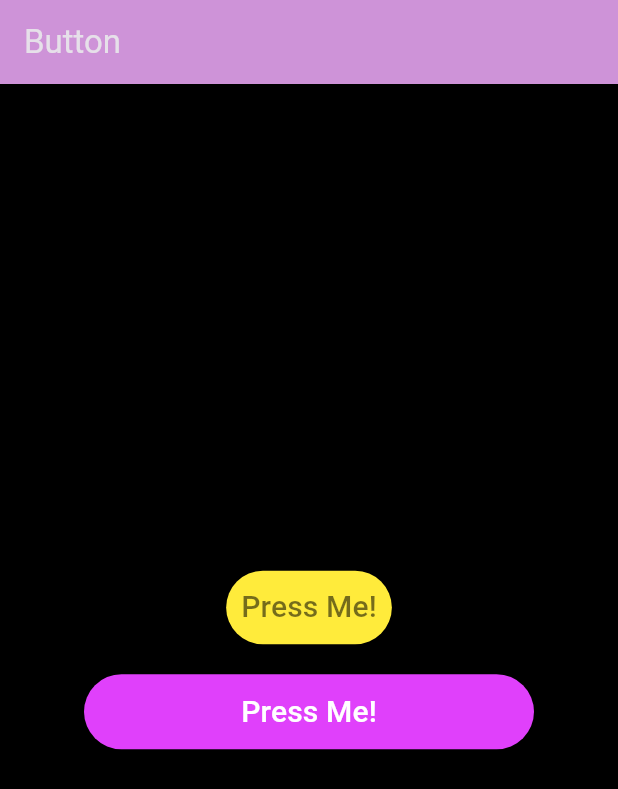
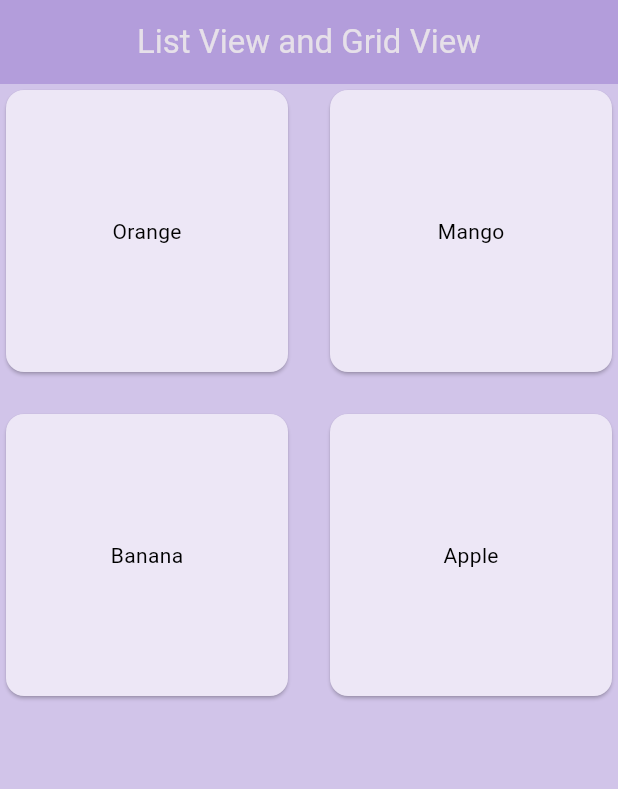
Before and after one commit to SheryarTahir/Important_Widgets, a Flutter app: the screen it shows after launch, on a phone screen of 412 x 824 dp. Shown: the top 789 px of the screen. Run offline on Flutter 3.47's test engine with Material 3 defaults, Android fonts, the phone set to English and light mode, and no system bars.

Commit message:
List and Grid View code

```diff
--- a/lib/main.dart
+++ b/lib/main.dart
@@ -1,3 +1,4 @@
+import 'package:Thirty_Widgets/widgets/ListGrid.dart';
 import 'package:Thirty_Widgets/widgets/button.dart';
 import 'package:Thirty_Widgets/widgets/container_sized.dart';
 import 'package:Thirty_Widgets/widgets/rowsandcols.dart';
@@ -16,7 +17,7 @@ class MyApp extends StatelessWidget {
         brightness: Brightness.dark,
         primaryColor: Colors.purpleAccent,
       ),
-      home: const ButtonWidget(),
+      home: const ListGrid(),
     );
   }
 }
--- /dev/null
+++ b/lib/widgets/ListGrid.dart
@@ -0,0 +1,255 @@
+// Practice code
+import 'package:flutter/material.dart';
+
+class ListGrid extends StatelessWidget {
+  const ListGrid({super.key});
+
+  @override
+  Widget build(BuildContext context) {
+    List<String> fruits = ['Orange', 'Mango', 'Banana', 'Apple'];
+    Map Person_fruits = {
+      'Fruits': ['Orange', 'Mango', 'Banana', 'Apple'],
+      'Names': ['Sheryar', 'Shahzaib', 'Mohsin', 'Furqan'],
+    };
+    return Scaffold(
+      backgroundColor: Colors.deepPurple.shade100,
+      appBar: AppBar(
+        backgroundColor: Colors.deepPurple.shade200,
+        title: const Center(child: Text('List View and Grid View')),
+      ),
+      body: GridView.builder(
+        itemCount: fruits.length,
+        itemBuilder: (context, index){
+          return Card(
+            color: Colors.deepPurple.shade50,
+            child: Center(child: Text(fruits[index], style: const TextStyle(color: Colors.black),)),
+          );
+        },
+        gridDelegate: const SliverGridDelegateWithFixedCrossAxisCount(
+          crossAxisCount: 2,
+          crossAxisSpacing: 20,
+          mainAxisSpacing: 20,
+          childAspectRatio: 2/2,
+        ),
+        // children: [
+          // Card(
+          //   child: Center(child: Text('Orange')),
+          // ),
+          // Card(
+          //   child: Center(child: Text('Orange')),
+          // ),
+          // Card(
+          //   child: Center(child: Text('Orange')),
+          // ),
+          // Card(
+          //   child: Center(child: Text('Orange')),
+          // ),
+          // Card(
+          //   child: Center(child: Text('Orange')),
+          // ),
+          // Card(
+          //   child: Center(child: Text('Orange')),
+          // ),
+          // Card(
+          //   child: Center(child: Text('Orange')),
+          // ),
+          // Card(
+          //   child: Center(child: Text('Orange')),
+          // ),
+          // Card(
+          //   child: Center(child: Text('Orange')),
+          // ),
+          // Card(
+          //   child: Center(child: Text('Orange')),
+          // ),
+        // ],
+      ),
+    );
+  }
+}
+
+// Learning material
+
+// import 'package:flutter/material.dart';
+//
+// class ListGrid extends StatelessWidget {
+//   const ListGrid({super.key});
+//
+//   @override
+//   Widget build(BuildContext context) {
+//     List<String> fruits = ['Orange', 'Apple', 'Banana', 'Mango'];
+//     Map person_fruits = {
+//       'Fruits': ['Orange', 'Apple', 'Banana', 'Mango'],
+//       'Names': ['Sheryar', 'Shahzaib', 'Mohsin', 'Rayyan'],
+//     };
+//     return Scaffold(
+//       backgroundColor: Colors.deepPurple.shade100,
+//       appBar: AppBar(
+//         title: Center(child: Text('List View and Grid View')),
+//         backgroundColor: Colors.deepPurple.shade200,
+//       ),
+//       body: Container(
+//         // child: ListView.builder(
+//         //   itemCount: fruits.length,
+//         //   itemBuilder: (context, index) {
+//         //     return Card(
+//         //       color: Colors.deepPurple.shade50,
+//         //       child: ListTile(
+//         //         leading: Icon(Icons.person),
+//         //         onTap: () {
+//         //           print(person_fruits['Fruits'][index]);
+//         //         },
+//         //         title: Text(person_fruits['Fruits'][index], style: TextStyle(color: Colors.black),),
+//         //         subtitle: Text(person_fruits['Names'][index], style: TextStyle(color: Colors.black),),
+//         //       ),
+//         //     );
+//         //   }
+//
+//         child: GridView.builder(gridDelegate: SliverGridDelegateWithFixedCrossAxisCount(crossAxisCount: 2),
+//             itemCount: fruits.length,
+//             itemBuilder: (context, index){
+//           return Card(
+//             child: Center(child: Text(fruits[index]),),
+//           );
+//             }),
+//
+//         // child: GridView(
+//         //     gridDelegate:
+//         //         SliverGridDelegateWithFixedCrossAxisCount(crossAxisCount: 3,
+//         //           crossAxisSpacing: 20,
+//         //           mainAxisSpacing: 20,
+//         //           childAspectRatio: 2/2,
+//         //         ),
+//         // children: [
+//         //   Card(
+//         //     child: Center(child: Text('Orange')),
+//         //   ),
+//         //   Card(
+//         //     child: Center(child: Text('Orange')),
+//         //   ),
+//         //   Card(
+//         //     child: Center(child: Text('Orange')),
+//         //   ),
+//         //   Card(
+//         //     child: Center(child: Text('Orange')),
+//         //   ),
+//         //   Card(
+//         //     child: Center(child: Text('Orange')),
+//         //   ),
+//         //   Card(
+//         //     child: Center(child: Text('Orange')),
+//         //   ),
+//         //   Card(
+//         //     child: Center(child: Text('Orange')),
+//         //   ),
+//         //   Card(
+//         //     child: Center(child: Text('Orange')),
+//         //   ),
+//         //   Card(
+//         //     child: Center(child: Text('Orange')),
+//         //   ),
+//         //   Card(
+//         //     child: Center(child: Text('Orange')),
+//         //   ),
+//         // ],
+//         // ),
+//
+//         // ListView property Card with stactic Data
+//         // children: [
+//         // Card(
+//         //   color: Colors.deepPurple.shade50,
+//         //   child: ListTile(
+//         //     title: Text('Orange', style: TextStyle(color: Colors.black),),
+//         //     subtitle: Text('Sheryar', style: TextStyle(color: Colors.black54),),
+//         //   ),
+//         // ),
+//         // Card(
+//         //   color: Colors.deepPurple.shade50,
+//         //   child: ListTile(
+//         //     title: Text('Orange', style: TextStyle(color: Colors.black),),
+//         //     subtitle: Text('Sheryar', style: TextStyle(color: Colors.black54),),
+//         //   ),
+//         // ),
+//         // Card(
+//         //   color: Colors.deepPurple.shade50,
+//         //   child: ListTile(
+//         //     title: Text('Orange', style: TextStyle(color: Colors.black),),
+//         //     subtitle: Text('Sheryar', style: TextStyle(color: Colors.black54),),
+//         //   ),
+//         // ),
+//         // Card(
+//         //   color: Colors.deepPurple.shade50,
+//         //   child: ListTile(
+//         //     title: Text('Orange', style: TextStyle(color: Colors.black),),
+//         //     subtitle: Text('Sheryar', style: TextStyle(color: Colors.black54),),
+//         //   ),
+//         // ),
+//         // Card(
+//         //   color: Colors.deepPurple.shade50,
+//         //   child: ListTile(
+//         //     title: Text('Orange', style: TextStyle(color: Colors.black),),
+//         //     subtitle: Text('Sheryar', style: TextStyle(color: Colors.black54),),
+//         //   ),
+//         // ),
+//         // Card(
+//         //   color: Colors.deepPurple.shade50,
+//         //   child: ListTile(
+//         //     title: Text('Orange', style: TextStyle(color: Colors.black),),
+//         //     subtitle: Text('Sheryar', style: TextStyle(color: Colors.black54),),
+//         //   ),
+//         // ),
+//         // Card(
+//         //   color: Colors.deepPurple.shade50,
+//         //   child: ListTile(
+//         //     title: Text('Orange', style: TextStyle(color: Colors.black),),
+//         //     subtitle: Text('Sheryar', style: TextStyle(color: Colors.black54),),
+//         //   ),
+//         // ),
+//         // Card(
+//         //   color: Colors.deepPurple.shade50,
+//         //   child: ListTile(
+//         //     title: Text('Orange', style: TextStyle(color: Colors.black),),
+//         //     subtitle: Text('Sheryar', style: TextStyle(color: Colors.black54),),
+//         //   ),
+//         // ),
+//         // Card(
+//         //   color: Colors.deepPurple.shade50,
+//         //   child: ListTile(
+//         //     title: Text('Orange', style: TextStyle(color: Colors.black),),
+//         //     subtitle: Text('Sheryar', style: TextStyle(color: Colors.black54),),
+//         //   ),
+//         // ),
+//         // Card(
+//         //   color: Colors.deepPurple.shade50,
+//         //   child: ListTile(
+//         //     title: Text('Orange', style: TextStyle(color: Colors.black),),
+//         //     subtitle: Text('Sheryar', style: TextStyle(color: Colors.black54),),
+//         //   ),
+//         // ),
+//         // Card(
+//         //   color: Colors.deepPurple.shade50,
+//         //   child: ListTile(
+//         //     title: Text('Orange', style: TextStyle(color: Colors.black),),
+//         //     subtitle: Text('Sheryar', style: TextStyle(color: Colors.black54),),
+//         //   ),
+//         // ),
+//         // Card(
+//         //   color: Colors.deepPurple.shade50,
+//         //   child: ListTile(
+//         //     title: Text('Orange', style: TextStyle(color: Colors.black),),
+//         //     subtitle: Text('Sheryar', style: TextStyle(color: Colors.black54),),
+//         //   ),
+//         // ),
+//         // Card(
+//         //   color: Colors.deepPurple.shade50,
+//         //   child: ListTile(
+//         //     title: Text('Orange', style: TextStyle(color: Colors.black),),
+//         //     subtitle: Text('Sheryar', style: TextStyle(color: Colors.black54),),
+//         //   ),
+//         // ),
+//         // ],
+//         // ),
+//       ),
+//     );
+//   }
+// }
--- a/lib/widgets/button.dart
+++ b/lib/widgets/button.dart
@@ -6,24 +6,29 @@ class ButtonWidget extends StatelessWidget {
   @override
   Widget build(BuildContext context) {
     return Scaffold(
-      backgroundColor: Colors.black,
+      backgroundColor: Colors.white70,
       appBar: AppBar(
-        title: Text('Button'),
-        backgroundColor: Colors.purple.shade200,
+        backgroundColor: Colors.purple.shade300,
+        title: Center(child: Text('Buttons')),
       ),
-      body: Center(
-        child: Column(
+      body: Column(
         mainAxisAlignment: MainAxisAlignment.center,
         children: [
-            TextButton(
+          Center(
+            child: TextButton(
               style: ButtonStyle(
-                padding: WidgetStateProperty.all(EdgeInsets.all(10)),
-                overlayColor: WidgetStateProperty.all(Colors.white70),
+                padding: WidgetStatePropertyAll(EdgeInsets.all(15.0)),
+                overlayColor: WidgetStatePropertyAll(Colors.white70),
                 elevation: WidgetStateProperty.all(20),
-                backgroundColor: WidgetStateProperty.all(Colors.yellow)
+                backgroundColor:
+                    WidgetStatePropertyAll(Colors.amberAccent.shade200),
               ),
               onPressed: () {},
-              child: Text('Press Me!', style: TextStyle(fontSize: 20, color: Colors.black54),),
+              child: Text(
+                'Press Me!',
+                style: TextStyle(fontSize: 20, color: Colors.black54),
+              ),
+            ),
           ),
           SizedBox(
             height: 20,
@@ -34,19 +39,73 @@ class ButtonWidget extends StatelessWidget {
             child: ElevatedButton(
               style: ButtonStyle(
                 overlayColor: WidgetStatePropertyAll(Colors.white70),
-                  shape: WidgetStatePropertyAll(RoundedRectangleBorder(
-                    borderRadius: BorderRadius.circular(40),
-                  )),
-                  backgroundColor: WidgetStatePropertyAll(Theme.of(context).primaryColor),
+                backgroundColor: WidgetStatePropertyAll(Colors.deepPurple),
+                elevation: WidgetStatePropertyAll(20),
               ),
               onPressed: () {
-                print('Like');
-              },child: Text('Press Me!', style: TextStyle(fontSize: 20, color: Colors.white),),
+                print('Button Got Pressed');
+              },
+              child: Text('Press Me!', style: TextStyle(
+                fontSize: 20,
+                color: Colors.white,
+              ),),
             ),
-            )
+          ),
         ],
-        ),
       ),
     );
   }
 }
+
+// import 'package:flutter/material.dart';
+//
+// class ButtonWidget extends StatelessWidget {
+//   const ButtonWidget({super.key});
+//
+//   @override
+//   Widget build(BuildContext context) {
+//     return Scaffold(
+//       backgroundColor: Colors.black,
+//       appBar: AppBar(
+//         title: Text('Button'),
+//         backgroundColor: Colors.purple.shade200,
+//       ),
+//       body: Center(
+//         child: Column(
+//           mainAxisAlignment: MainAxisAlignment.center,
+//           children: [
+//             TextButton(
+//               style: ButtonStyle(
+//                 padding: WidgetStateProperty.all(EdgeInsets.all(10)),
+//                 overlayColor: WidgetStateProperty.all(Colors.white70),
+//                 elevation: WidgetStateProperty.all(20),
+//                 backgroundColor: WidgetStateProperty.all(Colors.yellow)
+//               ),
+//               onPressed: () {},
+//               child: Text('Press Me!', style: TextStyle(fontSize: 20, color: Colors.black54),),
+//             ),
+//             const SizedBox(
+//               height: 20,
+//             ),
+//             Container(
+//               height: 50,
+//               width: 300,
+//               child: ElevatedButton(
+//                 style: ButtonStyle(
+//                   overlayColor: WidgetStatePropertyAll(Colors.white70),
+//                   shape: WidgetStatePropertyAll(RoundedRectangleBorder(
+//                     borderRadius: BorderRadius.circular(40),
+//                   )),
+//                   backgroundColor: WidgetStatePropertyAll(Theme.of(context).primaryColor),
+//                 ),
+//                 onPressed: () {
+//                 print('Like');
+//               },child: Text('Press Me!', style: TextStyle(fontSize: 20, color: Colors.white),),
+//               ),
+//             )
+//           ],
+//         ),
+//       ),
+//     );
+//   }
+// }
```
Lines whose indentation alone changed are shown as unchanged.
